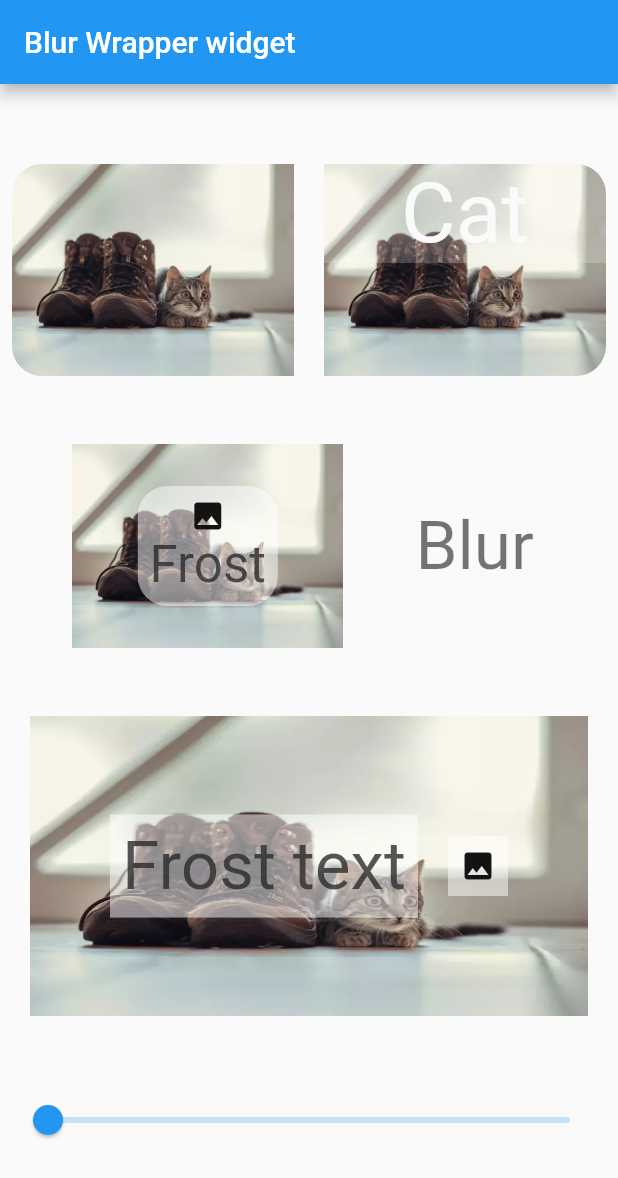
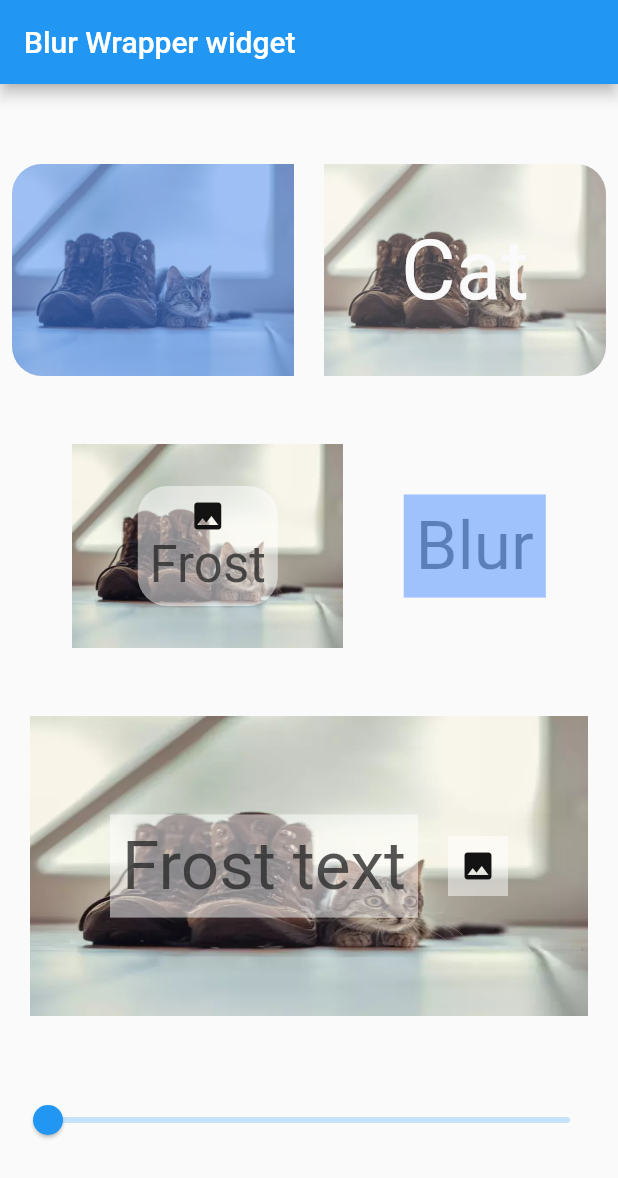
Before and after one commit to jagritjkh/blur, a Flutter app: the screen it shows after launch, on a phone screen of 412 x 824 dp. Shown: the top 1178 px of the screen. Run offline on Flutter 3.47's test engine with Material 2 defaults, Android fonts, the phone set to English and light mode, and no system bars.

```diff
--- a/lib/blur.dart
+++ b/lib/blur.dart
@@ -40,9 +40,9 @@ class Blur extends StatelessWidget {
       child: Stack(
         children: [
           child,
-          IgnorePointer(
-            ignoring: ignorePointer,
-            child: Positioned.fill(
+          Positioned.fill(
+            child: IgnorePointer(
+              ignoring: ignorePointer,
               child: BackdropFilter(
                 filter: ImageFilter.blur(sigmaX: blur, sigmaY: blur),
                 child: Container(
```
